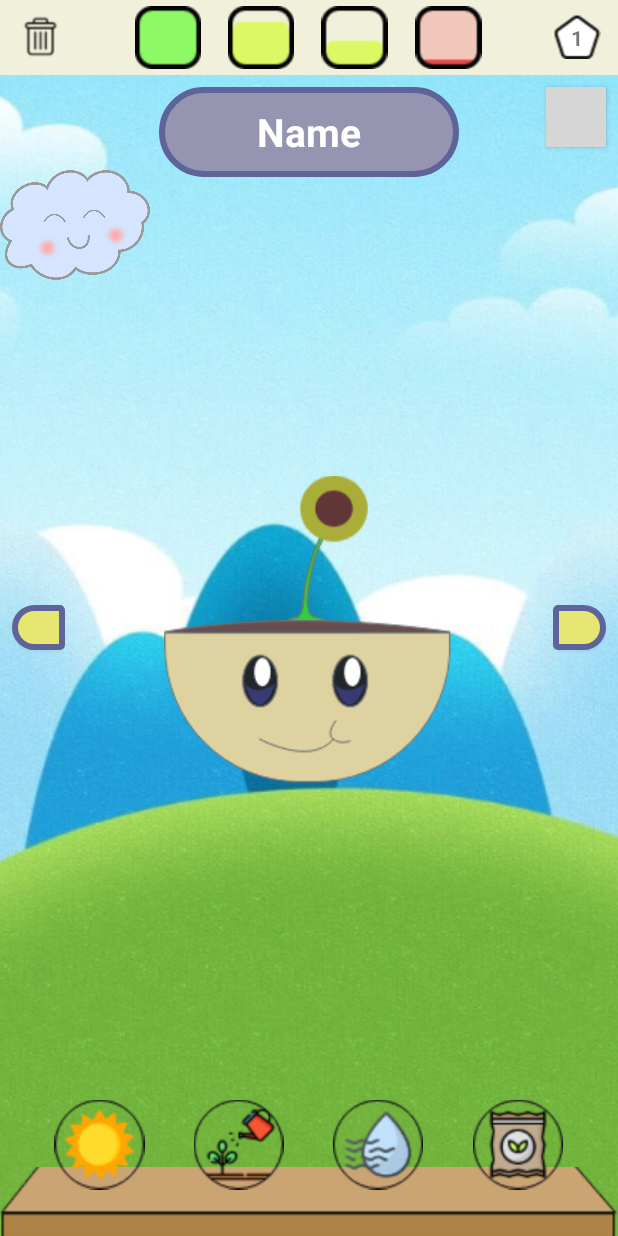
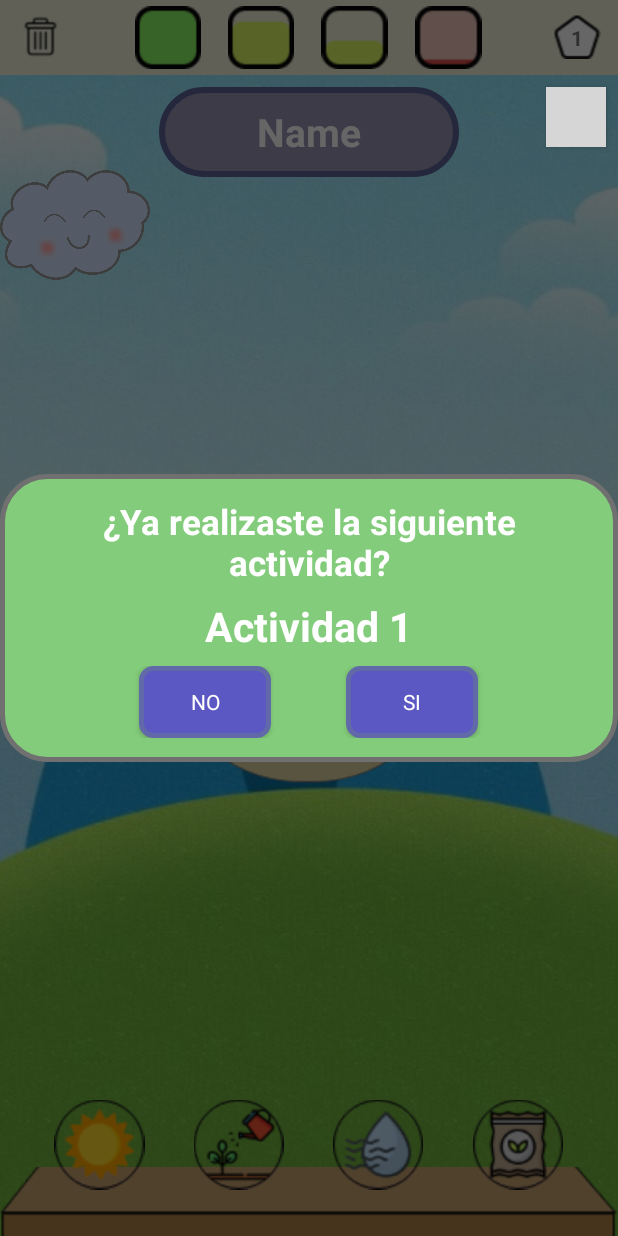
Before and after one commit to JofielB/Kipo-Kid, an Android app: the MainActivity screen opened directly, with no data from a screen before it, after a tap on an icon or button, on a phone screen of 412 x 824 dp. Run offline under Robolectric (Android 15) with nearby library versions, the phone set to English and light mode, and no system bars; 2 statements that could not run were skipped; grey boxes are pictures that could not be loaded.

Commit message:
Create the task dialog

```diff
--- a/app/src/main/java/com/example/newkipo/Plant.java
+++ b/app/src/main/java/com/example/newkipo/Plant.java
@@ -29,9 +29,7 @@ class Plant {
         return 0;
     }
 
-    public int getMaxDaysUtilTask1(){
-        return 0;
-    }
+    public int getMaxDaysUtilTask1(){ return 0; }
     public int getMaxDaysUtilTask2(){
         return 0;
     }
--- /dev/null
+++ b/app/src/main/res/layout/dialog_tasks.xml
@@ -0,0 +1,64 @@
+<?xml version="1.0" encoding="utf-8"?>
+<androidx.constraintlayout.widget.ConstraintLayout
+    xmlns:android="http://schemas.android.com/apk/res/android"
+    xmlns:app="http://schemas.android.com/apk/res-auto"
+    xmlns:tools="http://schemas.android.com/tools"
+    android:layout_width="match_parent"
+    android:layout_height="match_parent"
+    android:padding="16dp"
+    android:background="@drawable/dialog_background">
+
+    <TextView
+        android:id="@+id/textView"
+        android:layout_width="match_parent"
+        android:layout_height="wrap_content"
+        android:text="¿Ya realizaste la siguiente actividad?"
+        android:textColor="#fff"
+        android:textSize="23sp"
+        android:textStyle="bold"
+        android:gravity="center"
+        app:layout_constraintEnd_toEndOf="parent"
+        app:layout_constraintStart_toStartOf="parent"
+        app:layout_constraintTop_toTopOf="parent" />
+
+    <TextView
+        android:id="@+id/txtplantTask"
+        android:layout_width="match_parent"
+        android:layout_height="wrap_content"
+        android:text="Actividad"
+        android:textColor="#FFFFFF"
+        android:textSize="27sp"
+        android:layout_marginTop="8dp"
+        android:textStyle="bold"
+        android:gravity="center"
+        app:layout_constraintEnd_toEndOf="parent"
+        app:layout_constraintStart_toStartOf="parent"
+        app:layout_constraintTop_toBottomOf="@+id/textView" />
+
+
+
+    <LinearLayout
+        android:layout_width="match_parent"
+        android:layout_height="wrap_content"
+        android:orientation="horizontal"
+        android:layout_marginTop="8dp"
+        android:gravity="center"
+        app:layout_constraintEnd_toEndOf="parent"
+        app:layout_constraintStart_toStartOf="parent"
+        app:layout_constraintTop_toBottomOf="@+id/txtplantTask">
+
+        <Button
+            android:id="@+id/btnNoTask"
+            android:layout_width="wrap_content"
+            android:layout_height="wrap_content"
+            android:text="NO"
+            style="@style/buttonNormal"
+            android:layout_marginRight="50dp"/>
+        <Button
+            android:id="@+id/btnYesTask"
+            android:layout_width="wrap_content"
+            android:layout_height="wrap_content"
+            style="@style/buttonNormal"
+            android:text="SI"/>
+    </LinearLayout>
+</androidx.constraintlayout.widget.ConstraintLayout>
```
Also changed, not shown: app/src/main/java/com/example/newkipo/Flower2.java (+47 -0 lines), app/src/main/java/com/example/newkipo/Flower3.java (+45 -0 lines), app/src/main/java/com/example/newkipo/MainActivity.java (+105 -1 lines), app/src/main/java/com/example/newkipo/Sunflower.java (+4 -9 lines), app/src/main/java/com/example/newkipo/UserPlant.java (+16 -0 lines).
